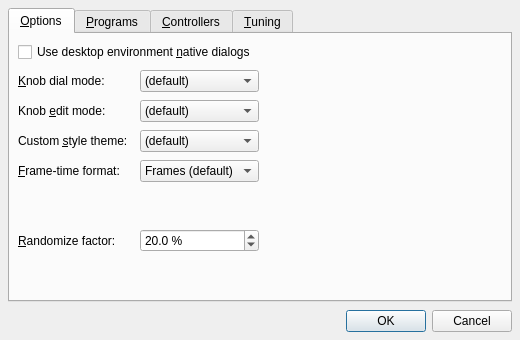
Before: the Qt Designer form src/samplv1widget_config.ui in rncbc/samplv1, drawn with Qt 5.
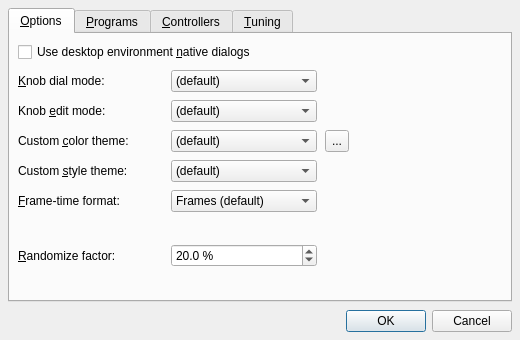
After: the same form once the commit is applied. Icons and pictures are not drawn. Custom widgets are drawn as their Qt base class.

Commit message: - Custom color (palette) theme editor introduced; color   (palette) theme changes are now effective immediately,   except on default. (EXPERIMENTAL)

What changed in the file:
```diff
--- a/src/samplv1widget_config.ui
+++ b/src/samplv1widget_config.ui
@@ -50,7 +50,7 @@
        <string>Options</string>
       </attribute>
       <layout class="QGridLayout">
-       <item row="0" column="0" colspan="3">
+       <item row="0" column="0" colspan="4">
         <widget class="QCheckBox" name="UseNativeDialogsCheckBox">
          <property name="toolTip">
           <string>Whether to use desktop environment's native dialogs where applicable</string>
@@ -139,6 +139,63 @@
         </widget>
        </item>
        <item row="3" column="0">
+        <widget class="QLabel" name="CustomColorThemeTextLabel">
+         <property name="text">
+          <string>Custom &amp;color theme:</string>
+         </property>
+         <property name="buddy">
+          <cstring>CustomColorThemeComboBox</cstring>
+         </property>
+        </widget>
+       </item>
+       <item row="3" column="1">
+        <widget class="QComboBox" name="CustomColorThemeComboBox">
+         <property name="toolTip">
+          <string>Custom color palette theme</string>
+         </property>
+         <property name="editable">
+          <bool>false</bool>
+         </property>
+         <item>
+          <property name="text">
+           <string>(default)</string>
+          </property>
+         </item>
+         <item>
+          <property name="text">
+           <string>Wonton Soup</string>
+          </property>
+         </item>
+         <item>
+          <property name="text">
+           <string>KXStudio</string>
+          </property>
+         </item>
+        </widget>
+       </item>
+       <item row="3" column="2">
+        <widget class="QToolButton" name="CustomColorThemeToolButton">
+         <property name="minimumSize">
+          <size>
+           <width>22</width>
+           <height>22</height>
+          </size>
+         </property>
+         <property name="maximumSize">
+          <size>
+           <width>24</width>
+           <height>24</height>
+          </size>
+         </property>
+         <property name="toolTip">
+          <string>Manage custom color palette themes</string>
+         </property>
+         <property name="text">
+          <string>...</string>
+         </property>
+        </widget>
+       </item>
+       <item row="4" column="0">
         <widget class="QLabel" name="CustomStyleThemeTextLabel">
          <property name="text">
           <string>Custom &amp;style theme:</string>
@@ -148,7 +205,7 @@
          </property>
         </widget>
        </item>
-       <item row="3" column="1">
+       <item row="4" column="1">
         <widget class="QComboBox" name="CustomStyleThemeComboBox">
          <property name="toolTip">
           <string>Custom widget style theme</string>
@@ -163,7 +220,7 @@
          </item>
         </widget>
        </item>
-       <item row="4" column="0">
+       <item row="5" column="0">
         <widget class="QLabel" name="FrameTimeFormatTextLabel">
          <property name="text">
           <string>&amp;Frame-time format:</string>
@@ -173,7 +230,7 @@
          </property>
         </widget>
        </item>
-       <item row="4" column="1">
+       <item row="5" column="1">
         <widget class="QComboBox" name="FrameTimeFormatComboBox">
          <property name="toolTip">
           <string>Frame-time format</string>
@@ -193,7 +250,7 @@
          </item>
         </widget>
        </item>
-       <item row="5" column="0">
+       <item row="6" column="0">
         <widget class="QLabel" name="RandomizePercentTextLabel">
          <property name="text">
           <string>&amp;Randomize factor:</string>
@@ -203,7 +260,7 @@
          </property>
         </widget>
        </item>
-       <item row="5" column="1">
+       <item row="6" column="1">
         <widget class="QDoubleSpinBox" name="RandomizePercentSpinBox">
          <property name="toolTip">
           <string>Randomizer deviation from current value</string>
@@ -231,7 +288,7 @@
          </property>
         </widget>
        </item>
-       <item row="6" colspan="3">
+       <item row="7" colspan="4">
         <spacer>
          <property name="orientation">
           <enum>Qt::Vertical</enum>
```
Left out of the diff: 2 changed lines with no effect on the pictures. The commit also changes 14 other files.
